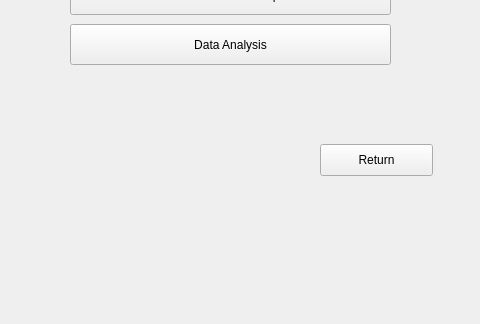
Above: CoursePanelUi.ui from grinningGrace/SigmaU before the change; both pictures show x 0 to 480 and y 316 to 640 of the 480 by 640 pixel window. Below: the same form after it.
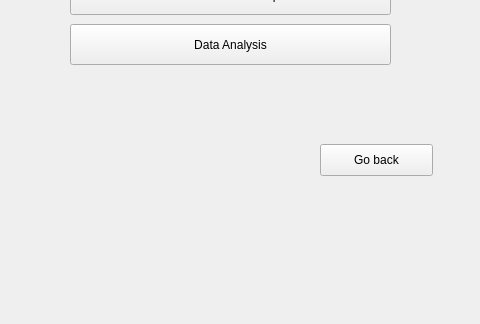
That is the form after the change.

```diff
--- a/CoursePanelUi.ui
+++ b/CoursePanelUi.ui
@@ -88,7 +88,7 @@
     </rect>
    </property>
    <property name="text">
-    <string>Return</string>
+    <string>Go back</string>
    </property>
   </widget>
   <widget class="QPushButton" name="NmList">
```
Left out of the diff: 2 changed lines with no effect on the pictures.
